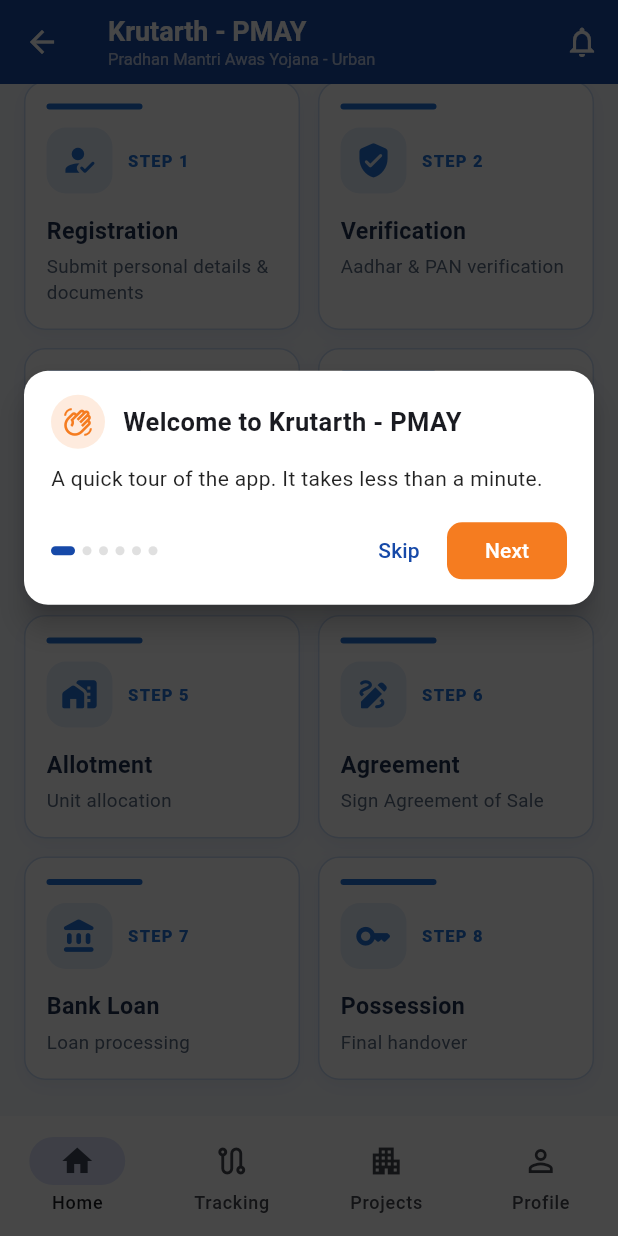
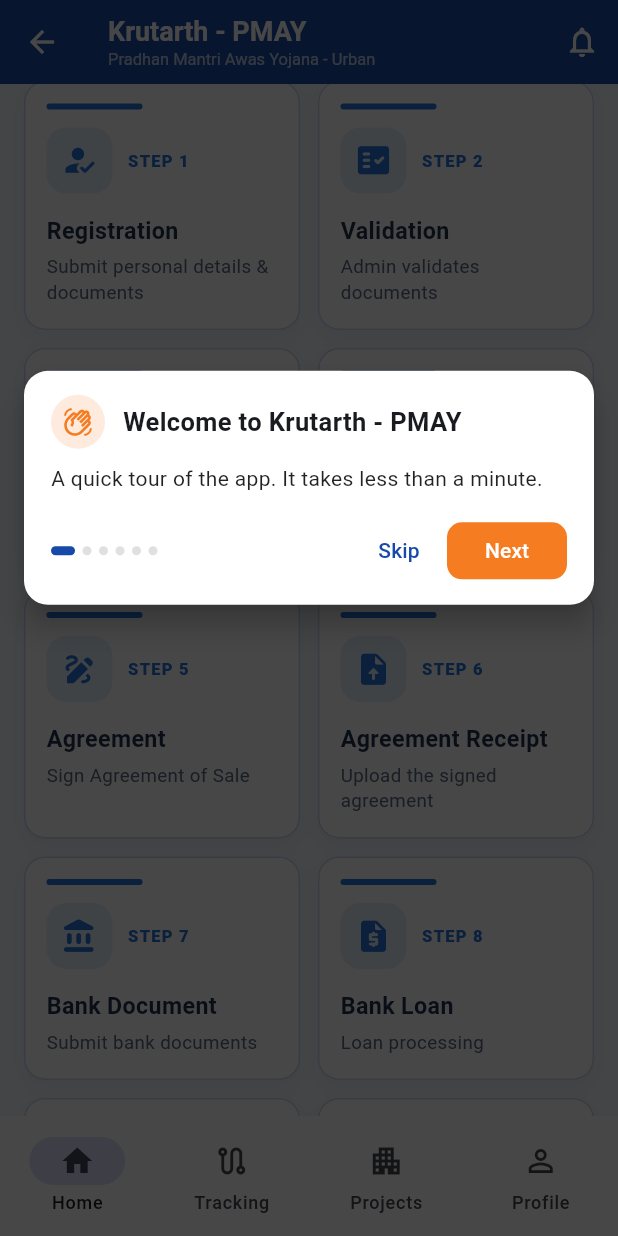
Before and after one commit to pradnyaadawade20-oss/pmay-app, a Flutter app: the MainShell screen opened directly, scrolled down 734 dp, on a phone screen of 412 x 824 dp. Run offline on Flutter 3.47's test engine with Material 3 defaults, Android fonts, the phone set to English and light mode, and no system bars; our stand-ins replace file_picker, firebase_core, firebase_messaging, flutter_local_notifications, flutter_secure_storage, image_picker and 5 more; missing offline and left inert: dart:js_interop, flutter_cashfree_pg_sdk; accounts and stored records are empty.

Commit message:
Tracking: 10 steps (Bank Loan, Mortgage, Completed); Home: 10-step Registration Process, Verification step removed
Co-Authored-By: Claude Sonnet 5.5 <noreply@anthropic.com>

```diff
--- a/frontend/lib/screens/dashboard.dart
+++ b/frontend/lib/screens/dashboard.dart
@@ -212,7 +212,7 @@ class _TrackingScreenState extends State<TrackingScreen> {
     }
   }
 
-  // ---------- progress (9 steps) ----------
+  // ---------- progress (10 steps) ----------
   static const _steps = [
     ('Registration', 'Account & Documents', Icons.person_outline),
     ('Validation', 'Document Verification', Icons.fact_check_outlined),
@@ -221,8 +221,9 @@ class _TrackingScreenState extends State<TrackingScreen> {
     ('Agreement', 'Agreement Registration', Icons.description_outlined),
     ('Agreement Receipt', 'Upload Signed Agreement', Icons.upload_outlined),
     ('Bank Documents', 'Bank Document Submission', Icons.account_balance_outlined),
-    ('Possession', 'Final Possession', Icons.vpn_key_outlined),
-    ('Closure', 'Application Closure', Icons.verified_user_outlined),
+    ('Bank Loan', 'Bank Loan Form', Icons.request_quote_outlined),
+    ('Mortgage', 'Mortgage Deed', Icons.gavel_outlined),
+    ('Completed', 'Registration Completed', Icons.verified_user_outlined),
   ];
   static const _msgs = [
     ('Registration in progress', 'Complete your account and documents.'),
@@ -232,18 +233,17 @@ class _TrackingScreenState extends State<TrackingScreen> {
     ('Your agreement is ready.', 'Download, sign and upload it.'),
     ('Your signed agreement is under review.', 'You will be notified after approval.'),
     ('Bank documents required.', 'Upload all documents for your home loan.'),
-    ('Possession in progress.', 'Loan and mortgage formalities are being completed.'),
-    ('Closing your application.', 'Almost done!'),
+    ('Bank loan in progress.', 'Submit the loan form at your bank and upload the receipt.'),
+    ('Mortgage in progress.', 'Sign the mortgage deed and upload the receipt.'),
+    ('Completing your registration.', 'Almost done!'),
   ];
   static const _green = Color(0xFF2E9E4F);
   int? _open; // null = follow current step
 
-  /// Current step number (1..9); 10 = everything done.
+  /// Current step number (1..10); 11 = everything done.
   int _cur(AppState s) {
     final n = stageNumber(s.stage);
-    if (n >= 10) return 10;
-    if (n >= 8) return 8;
-    return n;
+    return n >= 10 ? 11 : n;
   }
 
   Widget _pill(String text, Color fg, Color bg) => Container(
@@ -291,9 +291,8 @@ class _TrackingScreenState extends State<TrackingScreen> {
       );
 
   Widget _overall(int cur) {
-    final done = (cur - 1).clamp(0, 9); // steps fully completed
-    final pct = cur > 9 ? 100 : (cur / 9 * 100).floor();
-    final start = (cur - 4).clamp(0, 2); // 7-dot window like the design
+    final pct = cur > 10 ? 100 : (cur / 10 * 100).floor();
+    final start = (cur - 4).clamp(0, 3); // 7-dot window like the design
     final dots = <Widget>[];
     for (var k = start; k < start + 7; k++) {
       final n = k + 1;
@@ -307,7 +306,7 @@ class _TrackingScreenState extends State<TrackingScreen> {
               decoration: BoxDecoration(shape: BoxShape.circle, color: Colors.white, border: Border.all(color: isCur ? kBlue : Colors.black26, width: 2)),
               child: isCur ? const Center(child: CircleAvatar(radius: 5, backgroundColor: kBlue)) : null));
     }
-    final shown = cur > 9 ? 9 : cur;
+    final shown = cur > 10 ? 10 : cur;
     return _cardBox(
       padding: const EdgeInsets.fromLTRB(20, 18, 16, 16),
       child: Row(children: [
@@ -318,7 +317,7 @@ class _TrackingScreenState extends State<TrackingScreen> {
             Row(children: dots),
             const SizedBox(height: 10),
             Text.rich(TextSpan(children: [
-              TextSpan(text: '${cur > 9 ? 9 : shown} of 9 steps', style: const TextStyle(color: kBlue, fontWeight: FontWeight.w600)),
+              TextSpan(text: '$shown of 10 steps', style: const TextStyle(color: kBlue, fontWeight: FontWeight.w600)),
               const TextSpan(text: ' completed', style: TextStyle(color: Colors.black54)),
             ]), style: const TextStyle(fontSize: 13)),
           ]),
@@ -353,7 +352,7 @@ class _TrackingScreenState extends State<TrackingScreen> {
   }
 
   Widget _stepsList(int cur) {
-    final open = _open ?? (cur > 9 ? 0 : cur);
+    final open = _open ?? (cur > 10 ? 0 : cur);
     return _cardBox(
       padding: const EdgeInsets.fromLTRB(14, 8, 14, 8),
       child: Column(children: [
--- a/frontend/lib/widgets.dart
+++ b/frontend/lib/widgets.dart
@@ -160,19 +160,21 @@ class InfoCard extends StatelessWidget {
       );
 }
 
-/// Website ka "Registration Process" section (8 stages) – Home screen par sirf info.
+/// "Registration Process" section (10 steps, same order as the Tracking screen) – Home screen, info only.
 class RegistrationProcess extends StatelessWidget {
   const RegistrationProcess({super.key});
 
   static const _steps = [
     (Icons.how_to_reg_rounded, 'Registration', 'Submit personal details & documents'),
-    (Icons.verified_user_rounded, 'Verification', 'Aadhar & PAN verification'),
     (Icons.fact_check_rounded, 'Validation', 'Admin validates documents'),
-    (Icons.payments_rounded, 'Payment', 'Online/Offline payment'),
+    (Icons.payments_rounded, 'Payment', 'Booking payment'),
     (Icons.home_work_rounded, 'Allotment', 'Unit allocation'),
     (Icons.draw_rounded, 'Agreement', 'Sign Agreement of Sale'),
-    (Icons.account_balance_rounded, 'Bank Loan', 'Loan processing'),
-    (Icons.key_rounded, 'Possession', 'Final handover'),
+    (Icons.upload_file_rounded, 'Agreement Receipt', 'Upload the signed agreement'),
+    (Icons.account_balance_rounded, 'Bank Document', 'Submit bank documents'),
+    (Icons.request_quote_rounded, 'Bank Loan', 'Loan processing'),
+    (Icons.gavel_rounded, 'Mortgage', 'Sign the mortgage deed'),
+    (Icons.verified_user_rounded, 'Completed', 'Registration completed'),
   ];
   // "Soft Blue + White" theme
   static const _accent = Color(0xFF2272D6);
@@ -228,7 +230,7 @@ class RegistrationProcess extends StatelessWidget {
           height: 4,
           decoration: BoxDecoration(color: const Color(0xFFF57C20), borderRadius: BorderRadius.circular(4))),
       const SizedBox(height: 12),
-      const Text('Simple 8-stage process from registration to possession',
+      const Text('Simple 10-step process from registration to completion',
           textAlign: TextAlign.center, style: TextStyle(fontSize: 13.5, color: Colors.black54)),
       const SizedBox(height: 18),
       for (var r = 0; r < _steps.length; r += 2) ...[
```
